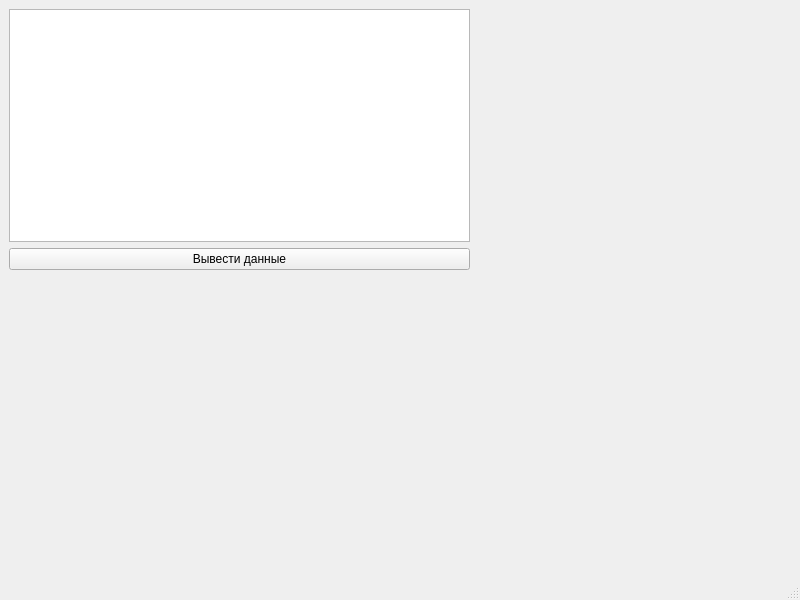
alina-prodiva/repoProject1, file main.ui: the form before one commit.
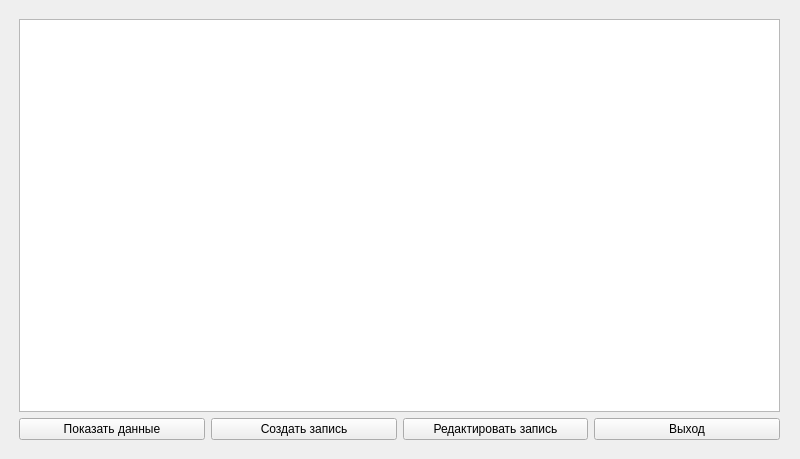
The form after the commit.

Patch:
```diff
--- a/main.ui
+++ b/main.ui
@@ -7,7 +7,7 @@
     <x>0</x>
     <y>0</y>
     <width>800</width>
-    <height>600</height>
+    <height>459</height>
    </rect>
   </property>
   <property name="windowTitle">
@@ -17,10 +17,10 @@
    <widget class="QWidget" name="verticalLayoutWidget">
     <property name="geometry">
      <rect>
-      <x>9</x>
-      <y>9</y>
-      <width>461</width>
-      <height>261</height>
+      <x>19</x>
+      <y>19</y>
+      <width>761</width>
+      <height>421</height>
      </rect>
     </property>
     <layout class="QVBoxLayout" name="verticalLayout">
@@ -28,16 +28,40 @@
       <widget class="QTableView" name="tableView"/>
      </item>
      <item>
-      <widget class="QPushButton" name="pushButton">
-       <property name="text">
-        <string>Вывести данные</string>
-       </property>
-      </widget>
+      <layout class="QHBoxLayout" name="horizontalLayout">
+       <item>
+        <widget class="QPushButton" name="showdata">
+         <property name="text">
+          <string>Показать данные</string>
+         </property>
+        </widget>
+       </item>
+       <item>
+        <widget class="QPushButton" name="adddata">
+         <property name="text">
+          <string>Создать запись</string>
+         </property>
+        </widget>
+       </item>
+       <item>
+        <widget class="QPushButton" name="editdata">
+         <property name="text">
+          <string>Редактировать запись</string>
+         </property>
+        </widget>
+       </item>
+       <item>
+        <widget class="QPushButton" name="exit">
+         <property name="text">
+          <string>Выход</string>
+         </property>
+        </widget>
+       </item>
+      </layout>
      </item>
     </layout>
    </widget>
   </widget>
-  <widget class="QStatusBar" name="statusbar"/>
  </widget>
  <resources/>
  <connections/>
```
